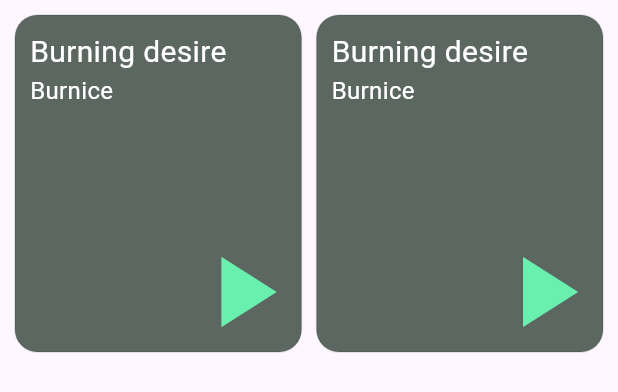
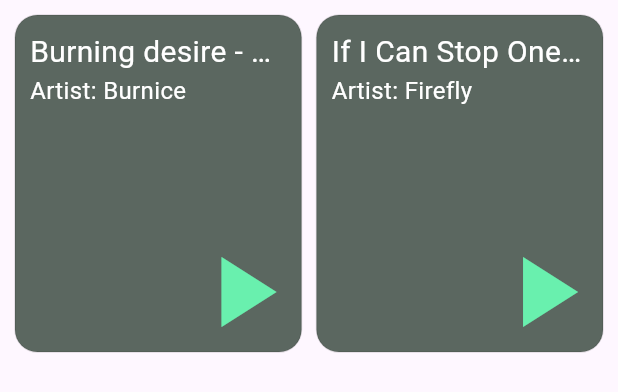
Before and after one commit to ArtaliaVN/MusicBoxFrontEnd, a Flutter app: the SearchResultWidget widget shown alone on an empty page, opened directly, on a phone screen of 412 x 824 dp. Shown: the top 392 px of the screen. Run offline on Flutter 3.47's test engine with Material 3 defaults, Android fonts, the phone set to English and light mode, and no system bars.

Commit message:
23/11/2024

```diff
--- a/music_box_front_end/lib/data/search_result_data.dart
+++ b/music_box_front_end/lib/data/search_result_data.dart
@@ -2,7 +2,7 @@ import '../models/search_result_model.dart';
 
 class SearchResultData{
   final result = const<SearchResultModel>[
-    SearchResultModel(title: "Burning desire", artist: "Burnice", information: "Man, I'm burning", view: 1000000, lyrics: "Mocktail, mixure, ice"),
-    SearchResultModel(title: "Burning desire", artist: "Burnice", information: "Man, I'm burning", view: 1000000, lyrics: "Mocktail, mixure, ice")
+    SearchResultModel(title: "Burning desire - Zenless Zone Zero", artist: "Burnice", information: "Man, I'm burning", view: 1000000, lyrics: "Mocktail, mixure, ice"),
+    SearchResultModel(title: "If I Can Stop One Heart From Breaking - Honkai: Star Rail", artist: "Firefly", information: "Peak", view: 1000000, lyrics: "If I can stop one heart from breaking")
   ];
 }
--- a/music_box_front_end/lib/models/menu_model.dart
+++ b/music_box_front_end/lib/models/menu_model.dart
@@ -3,6 +3,6 @@ import 'package:flutter/material.dart';
 class MenuModel{
   final IconData icon;
   final String title;
-
-  const MenuModel({required this.icon, required this.title});
+  final Widget widget;
+  const MenuModel({required this.icon, required this.title, required this.widget});
 }
--- a/music_box_front_end/lib/widgets/search_result_widget.dart
+++ b/music_box_front_end/lib/widgets/search_result_widget.dart
@@ -1,5 +1,4 @@
 import 'package:flutter/material.dart';
-
 import '../data/search_result_data.dart';
 
 class SearchResultWidget extends StatefulWidget {
@@ -18,7 +17,8 @@ class SearchResultState extends State<SearchResultWidget>{
 
     return DecoratedBox(
       decoration: BoxDecoration(
-        color: null,
+        //color: const Color.fromARGB(255, 255, 255, 255),
+        borderRadius: BorderRadius.circular(10),
       ),
       child: GridView.builder(
       padding: EdgeInsets.all(10),
@@ -39,7 +39,6 @@ class SearchResultState extends State<SearchResultWidget>{
               selectedIndex = index;
               }
             ),
-
       borderRadius: BorderRadius.circular(15),
       child: DecoratedBox(
           decoration: BoxDecoration(
@@ -54,9 +53,6 @@ class SearchResultState extends State<SearchResultWidget>{
 
           child: Column(
             mainAxisAlignment: MainAxisAlignment.spaceBetween,
-
-            children: [
-              Row(
             children: [
               Padding(
                 padding: const EdgeInsets.all(10),
@@ -65,13 +61,17 @@ class SearchResultState extends State<SearchResultWidget>{
                   children: [
                     Text(
                       result.result[index].title,
+                      maxLines: 1,
+                      overflow: TextOverflow.ellipsis,
                       style: TextStyle(
                         color: Colors.white,
                         fontSize: 20,
                       ),
                     ),
                     Text(
-                          result.result[index].artist,
+                      "Artist: ${result.result[index].artist} ",
+                      maxLines: 1,
+                      overflow: TextOverflow.ellipsis,
                       style: TextStyle(
                         color: Colors.white,
                         fontSize: 16,
@@ -80,16 +80,13 @@ class SearchResultState extends State<SearchResultWidget>{
                   ],
                 ),
               ),
-                ],
-              ),
 
-              Row(
-                mainAxisAlignment: MainAxisAlignment.end,
-                children:[
-                InkWell(
+              Container(
+                alignment: AlignmentDirectional.bottomEnd,
+                child: InkWell(
                   borderRadius: BorderRadius.circular(50),
                   onTap: () => setState((){
-
+                    selectedIndex = index;
                     }
                   ),
                   child:
@@ -99,7 +96,6 @@ class SearchResultState extends State<SearchResultWidget>{
                       color: Colors.greenAccent
                     ),
                 ),
-                ],
               )
             ],
           )
```
Also changed, not shown: music_box_front_end/lib/data/navigating_signal.dart (added, +11 -0 lines), music_box_front_end/lib/data/side_menu_data.dart (+8 -4 lines), music_box_front_end/lib/my_home_page.dart (+5 -5 lines), music_box_front_end/lib/widgets/dash_board_widget.dart (+8 -6 lines), music_box_front_end/lib/widgets/home_widget.dart (added, +16 -0 lines), music_box_front_end/lib/widgets/library_widget.dart (added, +14 -0 lines), music_box_front_end/lib/widgets/setting_widget.dart (added, +14 -0 lines), music_box_front_end/lib/widgets/side_menu_widget.dart (+4 -4 lines), music_box_front_end/lib/widgets/signal_inherited_widget.dart (added, +24 -0 lines). Lines whose indentation alone changed are shown as unchanged.
